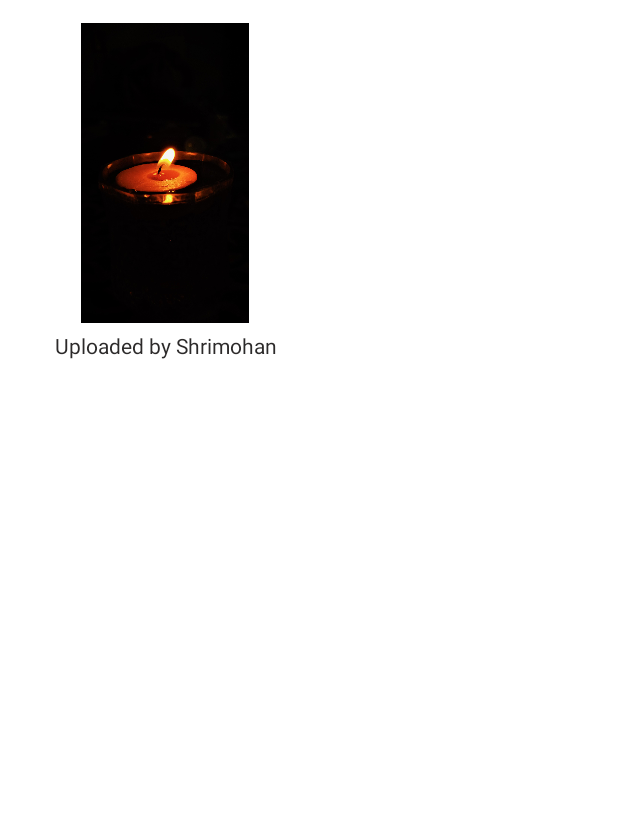
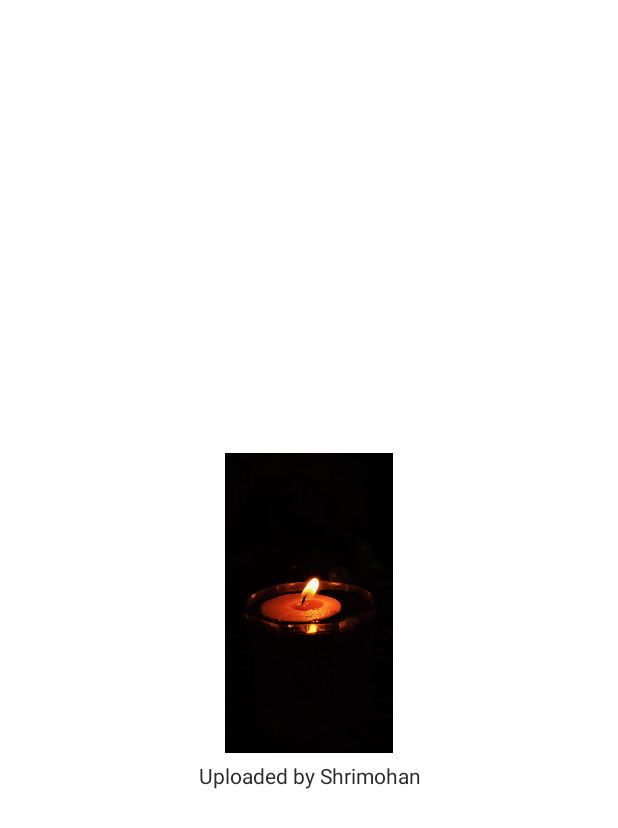
Before and after one commit to Shri2131/Wall-O-Witz, an Android app: the layout wall_paper_adapter.xml on its own in the app's theme, with its tools: preview values and no code run, on a phone screen of 412 x 824 dp. Shown: the top 828 px of the screen. Run offline under Robolectric (Android 15) with nearby library versions, the phone set to English and light mode, and no system bars; Roboto replaces fonts that are not available here.

Commit message:
Third Commit
Minor UI Changes

```diff
--- a/app/src/main/java/com/example/wallpaper/setWallPaper.java
+++ b/app/src/main/java/com/example/wallpaper/setWallPaper.java
@@ -88,6 +88,7 @@ public class setWallPaper extends AppCompatActivity {
                 if(downloadCheck){
                     changeWallPaper(1, finalFile);
                 }else{
+
                     Toast.makeText(setWallPaper.this, "Please download the wallpaper first!", Toast.LENGTH_SHORT).show();
                 }
             }
--- a/app/src/main/res/layout/activity_main.xml
+++ b/app/src/main/res/layout/activity_main.xml
@@ -60,9 +60,12 @@
 
     <GridView
         android:id="@+id/gridView"
-        android:layout_width="409dp"
+        android:layout_width="match_parent"
         android:layout_height="664dp"
         android:numColumns="2"
+        android:verticalSpacing="20sp"
+        android:horizontalSpacing="0dp"
+        android:scrollbarThumbVertical="@color/tertiaryCustom"
         app:layout_constraintBottom_toBottomOf="parent"
         app:layout_constraintEnd_toEndOf="parent"
         app:layout_constraintHorizontal_bias="0.5"
--- a/app/src/main/res/layout/wall_paper_adapter.xml
+++ b/app/src/main/res/layout/wall_paper_adapter.xml
@@ -1,8 +1,9 @@
 <?xml version="1.0" encoding="utf-8"?>
 <androidx.constraintlayout.widget.ConstraintLayout xmlns:android="http://schemas.android.com/apk/res/android"
-    xmlns:app="http://schemas.android.com/apk/res-auto"
     xmlns:tools="http://schemas.android.com/tools"
+    android:layout_margin="0dp"
     android:id="@+id/wallPaperLayout"
+    android:layout_gravity="center"
     android:layout_width="wrap_content"
     android:layout_height="wrap_content"
     tools:context=".wallPaperAdapter">
@@ -12,8 +13,9 @@
         android:layout_width="match_parent"
         android:layout_height="match_parent"
         android:orientation="vertical"
-        android:padding="10sp"
-        android:layout_weight="1">
+        android:layout_gravity="center"
+        android:layout_weight="1"
+        android:layout_marginBottom="50dp">
 
         <ImageView
             android:id="@+id/wallPaperImage1"
@@ -21,6 +23,7 @@
             android:layout_height="200dp"
             android:layout_marginTop="5dp"
             android:layout_marginBottom="5dp"
+            android:layout_gravity="center"
             android:layout_weight="1"
             android:src="@drawable/candle" />
 
@@ -28,7 +31,7 @@
             android:id="@+id/wallPaperText1"
             android:layout_width="match_parent"
             android:layout_height="wrap_content"
-            android:layout_weight="1"
+            android:layout_gravity="center"
             android:textColor="@color/textColor"
             android:gravity="center"
             android:text="Uploaded by Shrimohan" />
```
Also changed, not shown: app/src/main/java/com/example/wallpaper/MainActivity.java (+5 -5 lines), app/src/main/java/com/example/wallpaper/wallPaperAdapter.java (+10 -11 lines).
